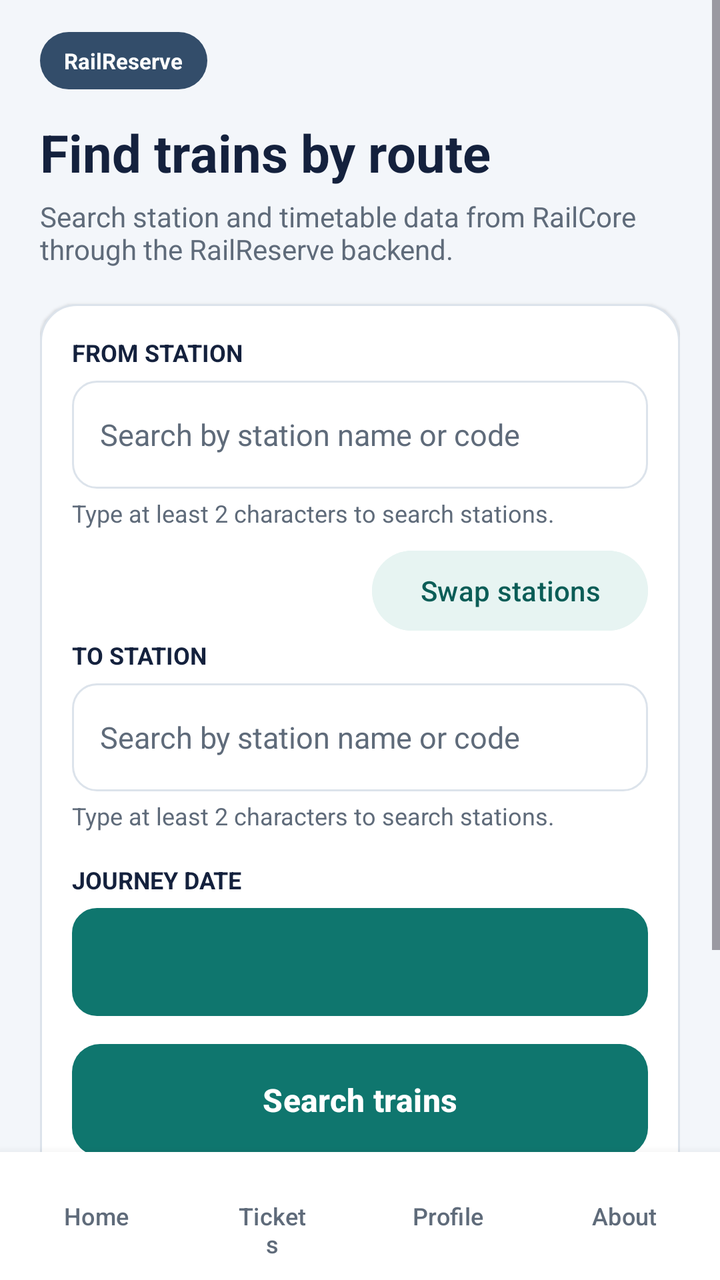
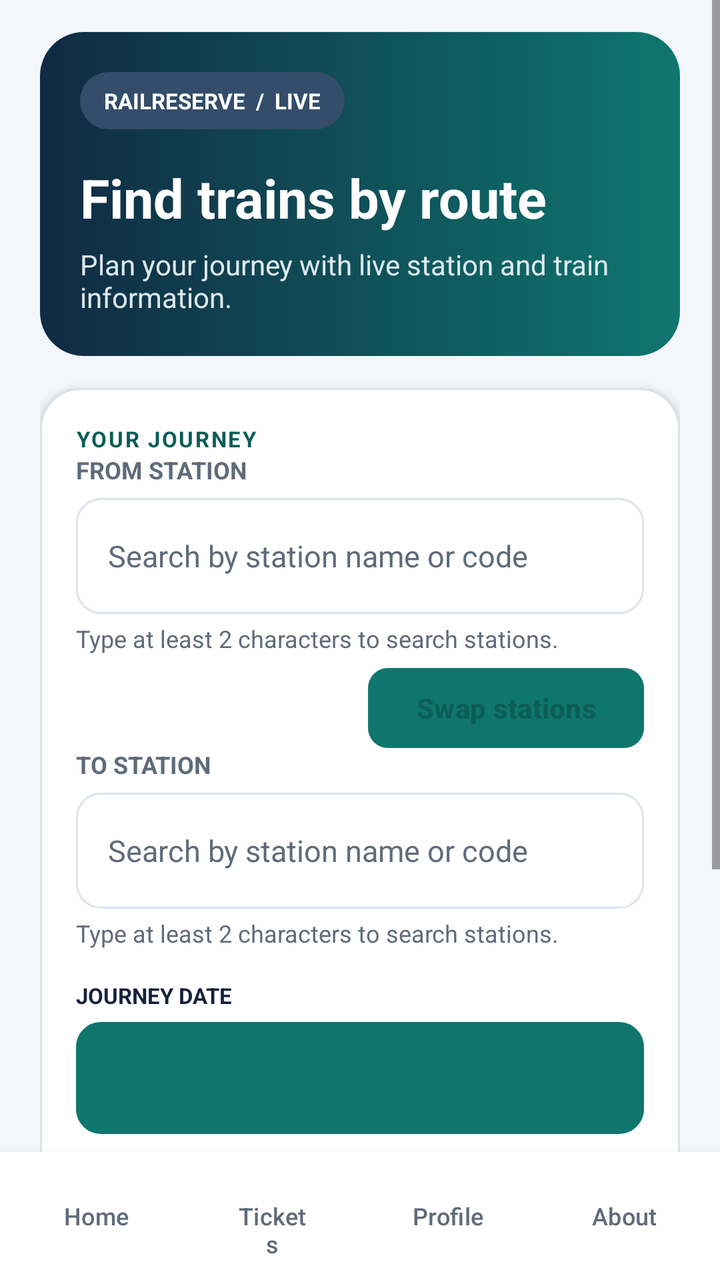

Screens rendered from an Android XML layout before and after an edit, with the pre-edit source and the edit as a unified diff.
<!-- AndroidManifest.xml: application theme Theme.MyApplication -->
<!-- res/layout/activity_live_search.xml -->
<?xml version="1.0" encoding="utf-8"?>
<LinearLayout xmlns:android="http://schemas.android.com/apk/res/android"
    android:id="@+id/liveSearchRoot"
    android:layout_width="match_parent"
    android:layout_height="match_parent"
    android:background="@color/surface_soft"
    android:orientation="vertical">

    <ScrollView
        android:layout_width="match_parent"
        android:layout_height="0dp"
        android:layout_weight="1"
        android:fillViewport="true">

        <LinearLayout
            android:layout_width="match_parent"
            android:layout_height="wrap_content"
            android:orientation="vertical"
            android:paddingStart="20dp"
            android:paddingTop="16dp"
            android:paddingEnd="20dp"
            android:paddingBottom="18dp">

            <TextView
                android:layout_width="wrap_content"
                android:layout_height="wrap_content"
                android:background="@drawable/chip_brand"
                android:paddingStart="12dp"
                android:paddingTop="7dp"
                android:paddingEnd="12dp"
                android:paddingBottom="7dp"
                android:text="@string/app_name"
                android:textColor="@color/white"
                android:textSize="11sp"
                android:textStyle="bold" />

            <TextView
                android:layout_width="match_parent"
                android:layout_height="wrap_content"
                android:layout_marginTop="14dp"
                android:text="@string/live_home_title"
                android:textColor="@color/ink"
                android:textSize="26sp"
                android:textStyle="bold" />

            <TextView
                android:layout_width="match_parent"
                android:layout_height="wrap_content"
                android:layout_marginTop="5dp"
                android:text="@string/live_home_subtitle"
                android:textColor="@color/muted"
                android:textSize="14sp" />

            <LinearLayout
                android:layout_width="match_parent"
                android:layout_height="wrap_content"
                android:layout_marginTop="18dp"
                android:background="@drawable/card_background"
                android:elevation="1dp"
                android:orientation="vertical"
                android:padding="16dp">

                <TextView
                    android:layout_width="match_parent"
                    android:layout_height="wrap_content"
                    android:text="@string/station_source_label"
                    android:textColor="@color/ink"
                    android:textSize="12sp"
                    android:textStyle="bold" />

                <AutoCompleteTextView
                    android:id="@+id/liveSourceInput"
                    android:layout_width="match_parent"
                    android:layout_height="54dp"
                    android:layout_marginTop="6dp"
                    android:background="@drawable/input_background"
                    android:completionThreshold="2"
                    android:hint="@string/station_search_hint"
                    android:inputType="textCapWords"
                    android:paddingStart="14dp"
                    android:paddingEnd="14dp"
                    android:singleLine="true"
                    android:textColor="@color/ink"
                    android:textColorHint="@color/muted"
                    android:textSize="15sp" />

                <TextView
                    android:id="@+id/liveSourceStatus"
                    android:layout_width="match_parent"
                    android:layout_height="wrap_content"
                    android:layout_marginTop="4dp"
                    android:minHeight="20dp"
                    android:text="@string/station_search_minimum"
                    android:textColor="@color/muted"
                    android:textSize="12sp" />

                <Button
                    android:id="@+id/liveSwapButton"
                    android:layout_width="wrap_content"
                    android:layout_height="48dp"
                    android:layout_gravity="end"
                    android:layout_marginTop="3dp"
                    android:backgroundTint="@color/teal_soft"
                    android:minWidth="0dp"
                    android:text="Swap stations"
                    android:textAllCaps="false"
                    android:textColor="@color/brand_dark" />

                <TextView
                    android:layout_width="match_parent"
                    android:layout_height="wrap_content"
                    android:text="@string/station_destination_label"
                    android:textColor="@color/ink"
                    android:textSize="12sp"
                    android:textStyle="bold" />

                <AutoCompleteTextView
                    android:id="@+id/liveDestinationInput"
                    android:layout_width="match_parent"
                    android:layout_height="54dp"
                    android:layout_marginTop="6dp"
                    android:background="@drawable/input_background"
                    android:completionThreshold="2"
                    android:hint="@string/station_search_hint"
                    android:inputType="textCapWords"
                    android:paddingStart="14dp"
                    android:paddingEnd="14dp"
                    android:singleLine="true"
                    android:textColor="@color/ink"
                    android:textColorHint="@color/muted"
                    android:textSize="15sp" />

                <TextView
                    android:id="@+id/liveDestinationStatus"
                    android:layout_width="match_parent"
                    android:layout_height="wrap_content"
                    android:layout_marginTop="4dp"
                    android:minHeight="20dp"
                    android:text="@string/station_search_minimum"
                    android:textColor="@color/muted"
                    android:textSize="12sp" />

                <TextView
                    android:layout_width="match_parent"
                    android:layout_height="wrap_content"
                    android:layout_marginTop="12dp"
                    android:text="@string/journey_date_label"
                    android:textColor="@color/ink"
                    android:textSize="12sp"
                    android:textStyle="bold" />

                <Button
                    android:id="@+id/liveDateButton"
                    android:layout_width="match_parent"
                    android:layout_height="54dp"
                    android:layout_marginTop="6dp"
                    android:background="@drawable/field_button_background"
                    android:gravity="center_vertical|start"
                    android:minHeight="48dp"
                    android:paddingStart="14dp"
                    android:textAllCaps="false"
                    android:textColor="@color/ink"
                    android:textSize="15sp" />

                <Button
                    android:id="@+id/liveSearchButton"
                    android:layout_width="match_parent"
                    android:layout_height="56dp"
                    android:layout_marginTop="14dp"
                    android:background="@drawable/button_primary"
                    android:minHeight="48dp"
                    android:text="@string/live_search_button"
                    android:textAllCaps="false"
                    android:textColor="@color/white"
                    android:textSize="16sp"
                    android:textStyle="bold" />
            </LinearLayout>

            <TextView
                android:layout_width="match_parent"
                android:layout_height="wrap_content"
                android:layout_marginTop="14dp"
                android:background="@drawable/card_background"
                android:padding="14dp"
                android:text="@string/live_mode_notice"
                android:textColor="@color/muted"
                android:textSize="12sp" />
        </LinearLayout>
    </ScrollView>

    <include layout="@layout/view_bottom_navigation" />
</LinearLayout>
<!-- res/layout/view_bottom_navigation.xml (included above) -->
<?xml version="1.0" encoding="utf-8"?>
<LinearLayout xmlns:android="http://schemas.android.com/apk/res/android"
    android:layout_width="match_parent"
    android:layout_height="wrap_content"
    android:background="@color/surface"
    android:elevation="8dp"
    android:orientation="horizontal"
    android:paddingStart="4dp"
    android:paddingTop="4dp"
    android:paddingEnd="4dp"
    android:paddingBottom="4dp">

    <Button
        android:id="@+id/navHome"
        android:layout_width="0dp"
        android:layout_height="56dp"
        android:layout_weight="1"
        android:backgroundTint="@color/surface"
        android:minWidth="0dp"
        android:text="@string/nav_home"
        android:textAllCaps="false"
        android:textColor="@color/muted"
        android:textSize="12sp" />

    <Button
        android:id="@+id/navTickets"
        android:layout_width="0dp"
        android:layout_height="56dp"
        android:layout_weight="1"
        android:backgroundTint="@color/surface"
        android:minWidth="0dp"
        android:text="@string/nav_tickets"
        android:textAllCaps="false"
        android:textColor="@color/muted"
        android:textSize="12sp" />

    <Button
        android:id="@+id/navProfile"
        android:layout_width="0dp"
        android:layout_height="56dp"
        android:layout_weight="1"
        android:backgroundTint="@color/surface"
        android:minWidth="0dp"
        android:text="@string/nav_profile"
        android:textAllCaps="false"
        android:textColor="@color/muted"
        android:textSize="12sp" />

    <Button
        android:id="@+id/navAbout"
        android:layout_width="0dp"
        android:layout_height="56dp"
        android:layout_weight="1"
        android:backgroundTint="@color/surface"
        android:minWidth="0dp"
        android:text="@string/nav_about"
        android:textAllCaps="false"
        android:textColor="@color/muted"
        android:textSize="12sp" />
</LinearLayout>
<!-- resources referenced by this layout -->
<resources>
  <color name="brand_dark">#0B5D57</color>
  <color name="ink">#14213D</color>
  <color name="muted">#5F6B7A</color>
  <color name="surface">#FFFFFFFF</color>
  <color name="surface_soft">#F3F6FA</color>
  <color name="teal_soft">#E7F4F2</color>
  <color name="white">#FFFFFFFF</color>
  <!-- drawable card_background (drawable) -->
  <?xml version="1.0" encoding="utf-8"?>
  <shape xmlns:android="http://schemas.android.com/apk/res/android"><solid android:color="@color/surface"/><stroke android:width="1dp" android:color="@color/border"/><corners android:radius="18dp"/></shape>
  <!-- drawable chip_brand (drawable) -->
  <?xml version="1.0" encoding="utf-8"?>
  <shape xmlns:android="http://schemas.android.com/apk/res/android">
      <solid android:color="#334D6A" />
      <corners android:radius="24dp" />
  </shape>
  <!-- drawable field_button_background (drawable) -->
  <?xml version="1.0" encoding="utf-8"?>
  <ripple xmlns:android="http://schemas.android.com/apk/res/android" android:color="@color/teal_soft">
      <item>
          <shape>
              <solid android:color="@color/surface" />
              <stroke android:width="1dp" android:color="@color/border" />
              <corners android:radius="12dp" />
          </shape>
      </item>
  </ripple>
  <!-- drawable input_background (drawable) -->
  <?xml version="1.0" encoding="utf-8"?>
  <shape xmlns:android="http://schemas.android.com/apk/res/android"><solid android:color="@color/surface"/><corners android:radius="12dp"/><stroke android:width="1dp" android:color="@color/border"/></shape>
  <string name="app_name">RailReserve</string>
  <string name="journey_date_label">JOURNEY DATE</string>
  <string name="live_home_subtitle">Search station and timetable data from RailCore through the RailReserve backend.</string>
  <string name="live_home_title">Find trains by route</string>
  <string name="live_mode_notice">Live search uses RailCore timetable data. Fare and live seat availability are not enabled in this app. Real ticket booking is not available.</string>
  <string name="live_search_button">Search trains</string>
  <string name="nav_about">About</string>
  <string name="nav_home">Home</string>
  <string name="nav_profile">Profile</string>
  <string name="nav_tickets">Tickets</string>
  <string name="station_destination_label">TO STATION</string>
  <string name="station_search_hint">Search by station name or code</string>
  <string name="station_search_minimum">Type at least 2 characters to search stations.</string>
  <string name="station_source_label">FROM STATION</string>
  <style name="Theme.MyApplication" parent="Base.Theme.MyApplication" />
  <color name="brand">#0F766E</color>
  <color name="border">#DCE3EB</color>
  <style name="Base.Theme.MyApplication" parent="Theme.Material3.Light.NoActionBar">
          <item name="colorPrimary">@color/brand</item>
          <item name="colorOnPrimary">@color/white</item>
          <item name="colorSecondary">@color/navy</item>
          <item name="colorOnSecondary">@color/white</item>
          <item name="android:colorAccent">@color/brand</item>
      </style>
  <color name="navy">#13233F</color>
  <!-- unchanged entries left out for length: 1 -->
</resources>

<!-- the commit's change to res/layout/activity_live_search.xml (unified diff, before → after) -->
@@ -21,64 +21,81 @@
             android:paddingEnd="20dp"
             android:paddingBottom="18dp">
 
-            <TextView
-                android:layout_width="wrap_content"
-                android:layout_height="wrap_content"
-                android:background="@drawable/chip_brand"
-                android:paddingStart="12dp"
-                android:paddingTop="7dp"
-                android:paddingEnd="12dp"
-                android:paddingBottom="7dp"
-                android:text="@string/app_name"
-                android:textColor="@color/white"
-                android:textSize="11sp"
-                android:textStyle="bold" />
-
-            <TextView
-                android:layout_width="match_parent"
-                android:layout_height="wrap_content"
-                android:layout_marginTop="14dp"
-                android:text="@string/live_home_title"
-                android:textColor="@color/ink"
-                android:textSize="26sp"
-                android:textStyle="bold" />
-
-            <TextView
-                android:layout_width="match_parent"
-                android:layout_height="wrap_content"
-                android:layout_marginTop="5dp"
-                android:text="@string/live_home_subtitle"
-                android:textColor="@color/muted"
-                android:textSize="14sp" />
-
             <LinearLayout
                 android:layout_width="match_parent"
                 android:layout_height="wrap_content"
-                android:layout_marginTop="18dp"
-                android:background="@drawable/card_background"
-                android:elevation="1dp"
+                android:background="@drawable/live_hero_background"
                 android:orientation="vertical"
-                android:padding="16dp">
+                android:padding="20dp">
+
+                <TextView
+                    android:layout_width="wrap_content"
+                    android:layout_height="wrap_content"
+                    android:background="@drawable/chip_brand"
+                    android:paddingStart="12dp"
+                    android:paddingTop="7dp"
+                    android:paddingEnd="12dp"
+                    android:paddingBottom="7dp"
+                    android:text="RAILRESERVE  /  LIVE"
+                    android:textColor="@color/white"
+                    android:textSize="11sp"
+                    android:textStyle="bold" />
+
+                <TextView
+                    android:layout_width="match_parent"
+                    android:layout_height="wrap_content"
+                    android:layout_marginTop="16dp"
+                    android:text="@string/live_home_title"
+                    android:textColor="@color/white"
+                    android:textSize="27sp"
+                    android:textStyle="bold" />
+
+                <TextView
+                    android:layout_width="match_parent"
+                    android:layout_height="wrap_content"
+                    android:layout_marginTop="6dp"
+                    android:text="Plan your journey with live station and train information."
+                    android:textColor="#DDE9EE"
+                    android:textSize="14sp" />
+            </LinearLayout>
+
+            <LinearLayout
+                android:layout_width="match_parent"
+                android:layout_height="wrap_content"
+                android:layout_marginTop="16dp"
+                android:background="@drawable/live_search_card"
+                android:elevation="3dp"
+                android:orientation="vertical"
+                android:padding="18dp">
+
+                <TextView
+                    android:layout_width="match_parent"
+                    android:layout_height="wrap_content"
+                    android:text="YOUR JOURNEY"
+                    android:textColor="@color/brand_dark"
+                    android:textSize="11sp"
+                    android:textStyle="bold"
+                    android:letterSpacing="0.08" />
 
                 <TextView
                     android:layout_width="match_parent"
                     android:layout_height="wrap_content"
                     android:text="@string/station_source_label"
-                    android:textColor="@color/ink"
+                    android:textColor="@color/muted"
                     android:textSize="12sp"
                     android:textStyle="bold" />
 
                 <AutoCompleteTextView
                     android:id="@+id/liveSourceInput"
                     android:layout_width="match_parent"
-                    android:layout_height="54dp"
+                    android:layout_height="58dp"
                     android:layout_marginTop="6dp"
                     android:background="@drawable/input_background"
                     android:completionThreshold="2"
                     android:hint="@string/station_search_hint"
                     android:inputType="textCapWords"
-                    android:paddingStart="14dp"
-                    android:paddingEnd="14dp"
+                    android:paddingStart="16dp"
+                    android:paddingEnd="16dp"
                     android:singleLine="true"
                     android:textColor="@color/ink"
                     android:textColorHint="@color/muted"
@@ -97,34 +114,35 @@
                 <Button
                     android:id="@+id/liveSwapButton"
                     android:layout_width="wrap_content"
-                    android:layout_height="48dp"
+                    android:layout_height="40dp"
                     android:layout_gravity="end"
                     android:layout_marginTop="3dp"
-                    android:backgroundTint="@color/teal_soft"
+                    android:background="@drawable/live_route_badge"
                     android:minWidth="0dp"
                     android:text="Swap stations"
                     android:textAllCaps="false"
-                    android:textColor="@color/brand_dark" />
+                    android:textColor="@color/brand_dark"
+                    android:textStyle="bold" />
 
                 <TextView
                     android:layout_width="match_parent"
                     android:layout_height="wrap_content"
                     android:text="@string/station_destination_label"
-                    android:textColor="@color/ink"
+                    android:textColor="@color/muted"
                     android:textSize="12sp"
                     android:textStyle="bold" />
 
                 <AutoCompleteTextView
                     android:id="@+id/liveDestinationInput"
                     android:layout_width="match_parent"
-                    android:layout_height="54dp"
+                    android:layout_height="58dp"
                     android:layout_marginTop="6dp"
                     android:background="@drawable/input_background"
                     android:completionThreshold="2"
                     android:hint="@string/station_search_hint"
                     android:inputType="textCapWords"
-                    android:paddingStart="14dp"
-                    android:paddingEnd="14dp"
+                    android:paddingStart="16dp"
+                    android:paddingEnd="16dp"
                     android:singleLine="true"
                     android:textColor="@color/ink"
                     android:textColorHint="@color/muted"
@@ -146,27 +164,28 @@
                     android:layout_marginTop="12dp"
                     android:text="@string/journey_date_label"
                     android:textColor="@color/ink"
-                    android:textSize="12sp"
+                    android:textSize="11sp"
                     android:textStyle="bold" />
 
                 <Button
                     android:id="@+id/liveDateButton"
                     android:layout_width="match_parent"
-                    android:layout_height="54dp"
+                    android:layout_height="56dp"
                     android:layout_marginTop="6dp"
                     android:background="@drawable/field_button_background"
                     android:gravity="center_vertical|start"
                     android:minHeight="48dp"
-                    android:paddingStart="14dp"
+                    android:paddingStart="16dp"
                     android:textAllCaps="false"
                     android:textColor="@color/ink"
-                    android:textSize="15sp" />
+                    android:textSize="15sp"
+                    android:textStyle="bold" />
 
                 <Button
                     android:id="@+id/liveSearchButton"
                     android:layout_width="match_parent"
-                    android:layout_height="56dp"
-                    android:layout_marginTop="14dp"
+                    android:layout_height="58dp"
+                    android:layout_marginTop="16dp"
                     android:background="@drawable/button_primary"
                     android:minHeight="48dp"
                     android:text="@string/live_search_button"
@@ -180,10 +199,10 @@
                 android:layout_width="match_parent"
                 android:layout_height="wrap_content"
                 android:layout_marginTop="14dp"
-                android:background="@drawable/card_background"
+                android:background="@drawable/live_route_badge"
                 android:padding="14dp"
                 android:text="@string/live_mode_notice"
-                android:textColor="@color/muted"
+                android:textColor="@color/brand_dark"
                 android:textSize="12sp" />
         </LinearLayout>
     </ScrollView>
<!-- resource entries referenced after the edit -->
@@ -7,9 +7,6 @@
   <color name="surface_soft">#F3F6FA</color>
   <color name="teal_soft">#E7F4F2</color>
   <color name="white">#FFFFFFFF</color>
-  <!-- drawable card_background (drawable) -->
-  <?xml version="1.0" encoding="utf-8"?>
-  <shape xmlns:android="http://schemas.android.com/apk/res/android"><solid android:color="@color/surface"/><stroke android:width="1dp" android:color="@color/border"/><corners android:radius="18dp"/></shape>
   <!-- drawable chip_brand (drawable) -->
   <?xml version="1.0" encoding="utf-8"?>
   <shape xmlns:android="http://schemas.android.com/apk/res/android">
@@ -30,11 +27,32 @@
   <!-- drawable input_background (drawable) -->
   <?xml version="1.0" encoding="utf-8"?>
   <shape xmlns:android="http://schemas.android.com/apk/res/android"><solid android:color="@color/surface"/><corners android:radius="12dp"/><stroke android:width="1dp" android:color="@color/border"/></shape>
-  <string name="app_name">RailReserve</string>
+  <!-- drawable live_hero_background (drawable) -->
+  <?xml version="1.0" encoding="utf-8"?>
+  <shape xmlns:android="http://schemas.android.com/apk/res/android">
+      <gradient
+          android:angle="0"
+          android:startColor="@color/live_hero_start"
+          android:endColor="@color/live_hero_end"
+          android:type="linear" />
+      <corners android:radius="22dp" />
+  </shape>
+  <!-- drawable live_route_badge (drawable) -->
+  <?xml version="1.0" encoding="utf-8"?>
+  <shape xmlns:android="http://schemas.android.com/apk/res/android">
+      <solid android:color="@color/live_accent_soft" />
+      <corners android:radius="10dp" />
+  </shape>
+  <!-- drawable live_search_card (drawable) -->
+  <?xml version="1.0" encoding="utf-8"?>
+  <shape xmlns:android="http://schemas.android.com/apk/res/android">
+      <solid android:color="@color/surface" />
+      <stroke android:width="1dp" android:color="@color/border" />
+      <corners android:radius="20dp" />
+  </shape>
   <string name="journey_date_label">JOURNEY DATE</string>
-  <string name="live_home_subtitle">Search station and timetable data from RailCore through the RailReserve backend.</string>
   <string name="live_home_title">Find trains by route</string>
-  <string name="live_mode_notice">Live search uses RailCore timetable data. Fare and live seat availability are not enabled in this app. Real ticket booking is not available.</string>
+  <string name="live_mode_notice">Search live train schedules, then request fare estimates and seat availability for a train. Booking is not available yet.</string>
   <string name="live_search_button">Search trains</string>
   <string name="nav_about">About</string>
   <string name="nav_home">Home</string>
@@ -47,6 +65,9 @@
   <style name="Theme.MyApplication" parent="Base.Theme.MyApplication" />
   <color name="brand">#0F766E</color>
   <color name="border">#DCE3EB</color>
+  <color name="live_hero_start">#102A43</color>
+  <color name="live_hero_end">#0F766E</color>
+  <color name="live_accent_soft">#FBF3DF</color>
   <style name="Base.Theme.MyApplication" parent="Theme.Material3.Light.NoActionBar">
           <item name="colorPrimary">@color/brand</item>
           <item name="colorOnPrimary">@color/white</item>
